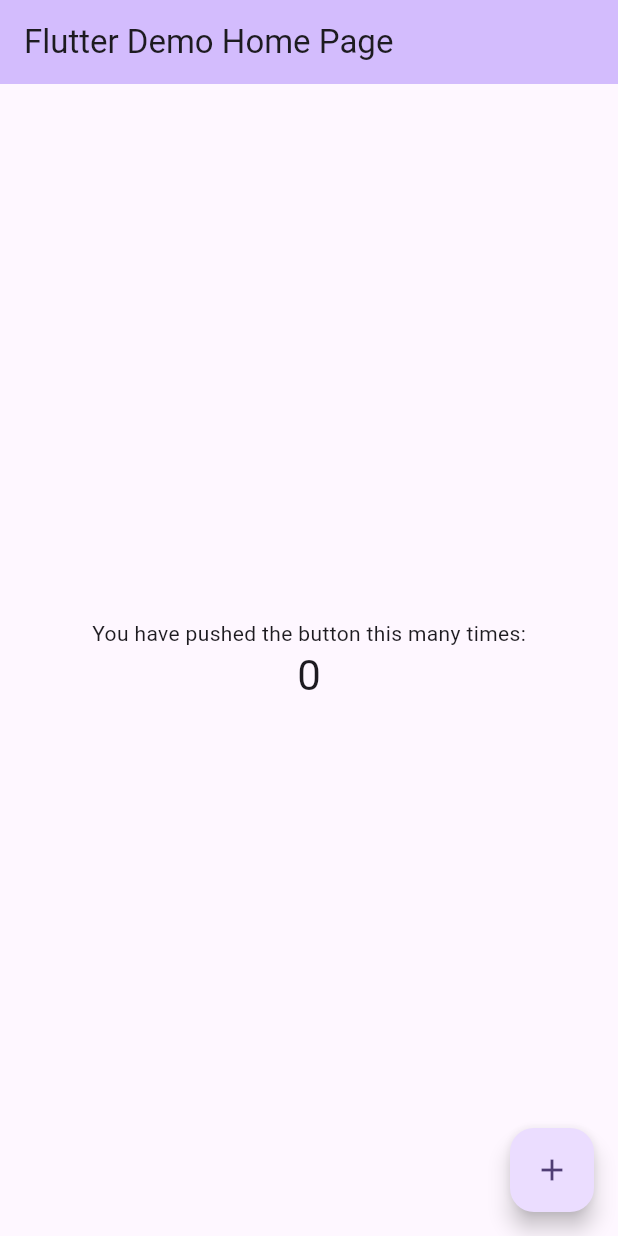
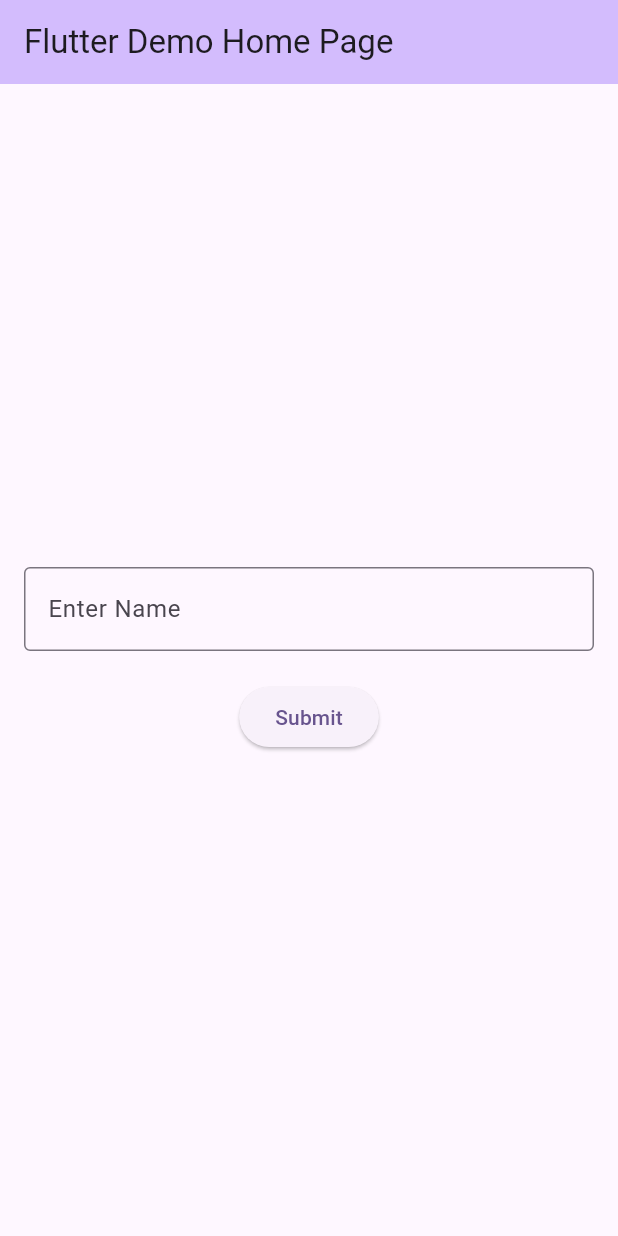
Before and after one commit to ChrisShobe/Learning-AWS, a Flutter app: the screen it shows after launch, on a phone screen of 412 x 824 dp. Run offline on Flutter 3.47's test engine with Material 3 defaults, Android fonts, the phone set to English and light mode, and no system bars; our stand-ins replace firebase_database; accounts and stored records are empty.

Commit message:
name form test

```diff
--- a/recipe_app/lib/main.dart
+++ b/recipe_app/lib/main.dart
@@ -1,33 +1,20 @@
 import 'package:flutter/material.dart';
+import 'package:firebase_database/firebase_database.dart';
 
 void main() {
   runApp(const MyApp());
 }
 
+DatabaseReference ref = FirebaseDatabase.instance.ref();
+
 class MyApp extends StatelessWidget {
   const MyApp({super.key});
 
-  // This widget is the root of your application.
   @override
   Widget build(BuildContext context) {
     return MaterialApp(
       title: 'Flutter Demo',
       theme: ThemeData(
-        // This is the theme of your application.
-        //
-        // TRY THIS: Try running your application with "flutter run". You'll see
-        // the application has a purple toolbar. Then, without quitting the app,
-        // try changing the seedColor in the colorScheme below to Colors.green
-        // and then invoke "hot reload" (save your changes or press the "hot
-        // reload" button in a Flutter-supported IDE, or press "r" if you used
-        // the command line to start the app).
-        //
-        // Notice that the counter didn't reset back to zero; the application
-        // state is not lost during the reload. To reset the state, use hot
-        // restart instead.
-        //
-        // This works for code too, not just values: Most code changes can be
-        // tested with just a hot reload.
         colorScheme: ColorScheme.fromSeed(seedColor: Colors.deepPurple),
         useMaterial3: true,
       ),
@@ -39,15 +26,6 @@ class MyApp extends StatelessWidget {
 class MyHomePage extends StatefulWidget {
   const MyHomePage({super.key, required this.title});
 
-  // This widget is the home page of your application. It is stateful, meaning
-  // that it has a State object (defined below) that contains fields that affect
-  // how it looks.
-
-  // This class is the configuration for the state. It holds the values (in this
-  // case the title) provided by the parent (in this case the App widget) and
-  // used by the build method of the State. Fields in a Widget subclass are
-  // always marked "final".
-
   final String title;
 
   @override
@@ -55,71 +33,71 @@ class MyHomePage extends StatefulWidget {
 }
 
 class _MyHomePageState extends State<MyHomePage> {
-  int _counter = 0;
+  final _formKey = GlobalKey<FormState>();
+  final TextEditingController _nameController = TextEditingController();
 
-  void _incrementCounter() {
-    setState(() {
-      // This call to setState tells the Flutter framework that something has
-      // changed in this State, which causes it to rerun the build method below
-      // so that the display can reflect the updated values. If we changed
-      // _counter without calling setState(), then the build method would not be
-      // called again, and so nothing would appear to happen.
-      _counter++;
+  // Function to add name to Firebase
+  void _submitName() {
+    if (_formKey.currentState!.validate()) {
+      String name = _nameController.text;
+
+      ref.child("users").push().set({"name": name}).then((_) {
+        ScaffoldMessenger.of(context).showSnackBar(
+          SnackBar(content: Text("Name added to database!")),
+        );
+        _nameController.clear(); // Clear the input field
+      }).catchError((error) {
+        ScaffoldMessenger.of(context).showSnackBar(
+          SnackBar(content: Text("Failed to add name: $error")),
+        );
       });
+    }
   }
 
   @override
   Widget build(BuildContext context) {
-    // This method is rerun every time setState is called, for instance as done
-    // by the _incrementCounter method above.
-    //
-    // The Flutter framework has been optimized to make rerunning build methods
-    // fast, so that you can just rebuild anything that needs updating rather
-    // than having to individually change instances of widgets.
     return Scaffold(
       appBar: AppBar(
-        // TRY THIS: Try changing the color here to a specific color (to
-        // Colors.amber, perhaps?) and trigger a hot reload to see the AppBar
-        // change color while the other colors stay the same.
         backgroundColor: Theme.of(context).colorScheme.inversePrimary,
-        // Here we take the value from the MyHomePage object that was created by
-        // the App.build method, and use it to set our appbar title.
         title: Text(widget.title),
       ),
       body: Center(
-        // Center is a layout widget. It takes a single child and positions it
-        // in the middle of the parent.
+        child: Padding(
+          padding: const EdgeInsets.all(16.0),
           child: Column(
-          // Column is also a layout widget. It takes a list of children and
-          // arranges them vertically. By default, it sizes itself to fit its
-          // children horizontally, and tries to be as tall as its parent.
-          //
-          // Column has various properties to control how it sizes itself and
-          // how it positions its children. Here we use mainAxisAlignment to
-          // center the children vertically; the main axis here is the vertical
-          // axis because Columns are vertical (the cross axis would be
-          // horizontal).
-          //
-          // TRY THIS: Invoke "debug painting" (choose the "Toggle Debug Paint"
-          // action in the IDE, or press "p" in the console), to see the
-          // wireframe for each widget.
             mainAxisAlignment: MainAxisAlignment.center,
             children: <Widget>[
-            const Text(
-              'You have pushed the button this many times:',
+              Form(
+                key: _formKey,
+                child: TextFormField(
+                  controller: _nameController,
+                  decoration: InputDecoration(
+                    labelText: 'Enter Name',
+                    border: OutlineInputBorder(),
                   ),
-            Text(
-              '$_counter',
-              style: Theme.of(context).textTheme.headlineMedium,
+                  validator: (value) {
+                    if (value == null || value.isEmpty) {
+                      return "Please enter a name";
+                    }
+                    return null;
+                  },
+                ),
+              ),
+              SizedBox(height: 20),
+              ElevatedButton(
+                onPressed: _submitName,
+                child: Text("Submit"),
               ),
             ],
           ),
         ),
-      floatingActionButton: FloatingActionButton(
-        onPressed: _incrementCounter,
-        tooltip: 'Increment',
-        child: const Icon(Icons.add),
-      ), // This trailing comma makes auto-formatting nicer for build methods.
+      ),
     );
   }
+
+  @override
+  void dispose() {
+    _nameController.dispose();
+    super.dispose();
   }
+}
--- a/recipe_app/pubspec.yaml
+++ b/recipe_app/pubspec.yaml
@@ -38,6 +38,7 @@ dependencies:
   # The following adds the Cupertino Icons font to your application.
   # Use with the CupertinoIcons class for iOS style icons.
   cupertino_icons: ^1.0.8
+  firebase_database: ^11.1.4
 
 dev_dependencies:
   flutter_test:
```
Also changed, not shown: recipe_app/pubspec.lock, 7 other files. Lines whose indentation alone changed are shown as unchanged.
